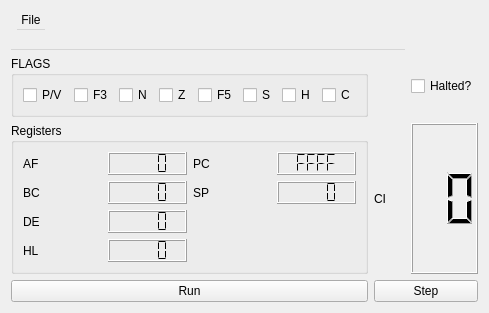
First picture: the form in ui/main.ui, repository AeroNotix/z80, before the edit.
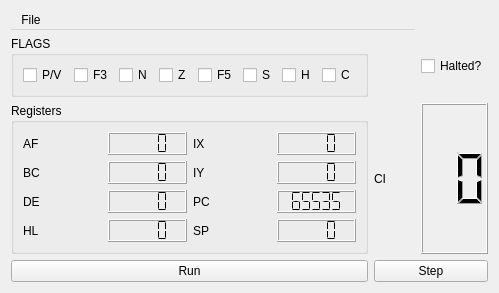
Second picture: the form after the edit.

Commit message: Display IX/IY registers in UI

Diff of the .ui file:
```diff
--- a/ui/main.ui
+++ b/ui/main.ui
@@ -6,8 +6,8 @@
    <rect>
     <x>0</x>
     <y>0</y>
-    <width>489</width>
-    <height>313</height>
+    <width>499</width>
+    <height>284</height>
    </rect>
   </property>
   <property name="windowTitle">
@@ -136,13 +136,39 @@
         </property>
        </widget>
       </item>
-      <item row="0" column="5">
+      <item row="3" column="4">
+       <widget class="QLabel" name="label_SP_Reg">
+        <property name="text">
+         <string>SP</string>
+        </property>
+        <property name="buddy">
+         <cstring>SP_Reg</cstring>
+        </property>
+       </widget>
+      </item>
+      <item row="3" column="5">
+       <widget class="QLCDNumber" name="SP_Reg">
+        <property name="numDigits">
+         <number>4</number>
+        </property>
+        <property name="mode">
+         <enum>QLCDNumber::Hex</enum>
+        </property>
+        <property name="segmentStyle">
+         <enum>QLCDNumber::Flat</enum>
+        </property>
+        <property name="readOnly" stdset="0">
+         <bool>true</bool>
+        </property>
+       </widget>
+      </item>
+      <item row="2" column="5">
        <widget class="QLCDNumber" name="PC_Reg">
         <property name="numDigits">
-         <number>4</number>
+         <number>5</number>
         </property>
         <property name="mode">
-         <enum>QLCDNumber::Hex</enum>
+         <enum>QLCDNumber::Dec</enum>
         </property>
         <property name="segmentStyle">
          <enum>QLCDNumber::Flat</enum>
@@ -155,7 +181,7 @@
         </property>
        </widget>
       </item>
-      <item row="0" column="4">
+      <item row="2" column="4">
        <widget class="QLabel" name="label_PC_Reg">
         <property name="text">
          <string>PC</string>
@@ -165,29 +191,46 @@
         </property>
        </widget>
       </item>
-      <item row="1" column="5">
-       <widget class="QLCDNumber" name="SP_Reg">
-        <property name="numDigits">
-         <number>4</number>
-        </property>
-        <property name="mode">
-         <enum>QLCDNumber::Hex</enum>
-        </property>
-        <property name="segmentStyle">
-         <enum>QLCDNumber::Flat</enum>
-        </property>
-        <property name="readOnly" stdset="0">
-         <bool>true</bool>
+      <item row="0" column="4">
+       <widget class="QLabel" name="label_2">
+        <property name="text">
+         <string>IX</string>
         </property>
        </widget>
       </item>
       <item row="1" column="4">
-       <widget class="QLabel" name="label_SP_Reg">
+       <widget class="QLabel" name="label_3">
         <property name="text">
-         <string>SP</string>
+         <string>IY</string>
         </property>
-        <property name="buddy">
-         <cstring>SP_Reg</cstring>
+       </widget>
+      </item>
+      <item row="0" column="5">
+       <widget class="QLCDNumber" name="IX_Reg">
+        <property name="numDigits">
+         <number>4</number>
+        </property>
+        <property name="mode">
+         <enum>QLCDNumber::Hex</enum>
+        </property>
+        <property name="segmentStyle">
+         <enum>QLCDNumber::Flat</enum>
+        </property>
+        <property name="readOnly" stdset="0">
+         <bool>true</bool>
+        </property>
+       </widget>
+      </item>
+      <item row="1" column="5">
+       <widget class="QLCDNumber" name="IY_Reg">
+        <property name="numDigits">
+         <number>4</number>
+        </property>
+        <property name="mode">
+         <enum>QLCDNumber::Hex</enum>
+        </property>
+        <property name="segmentStyle">
+         <enum>QLCDNumber::Flat</enum>
         </property>
        </widget>
       </item>
```
The commit also changes 1 other file.
